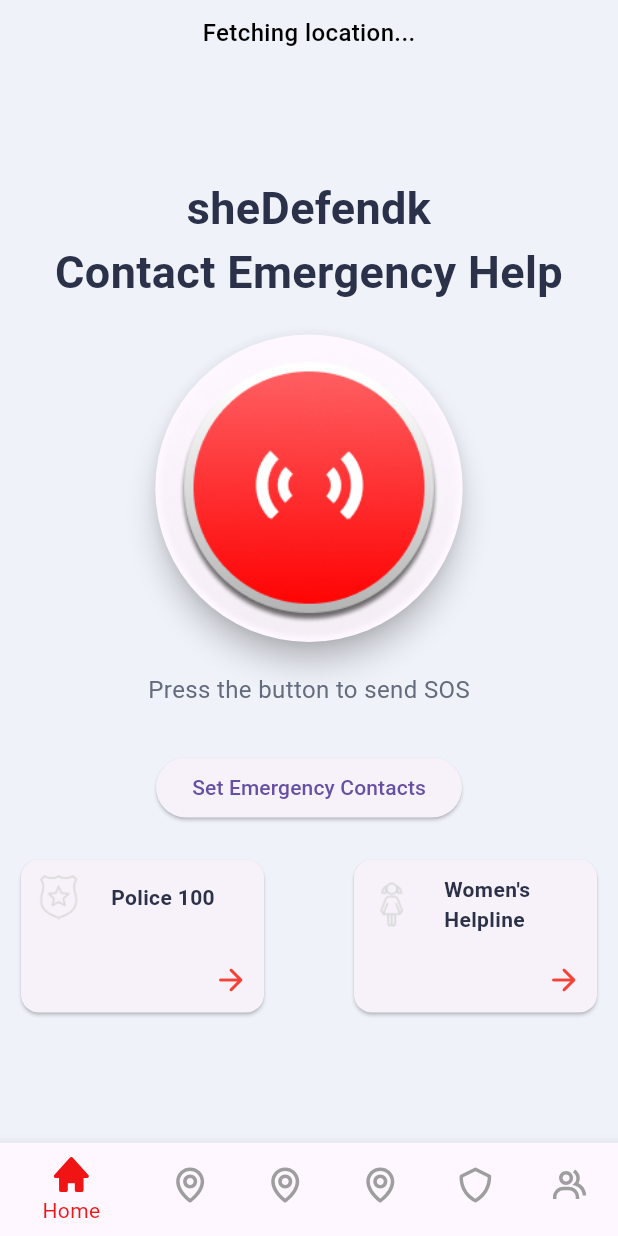
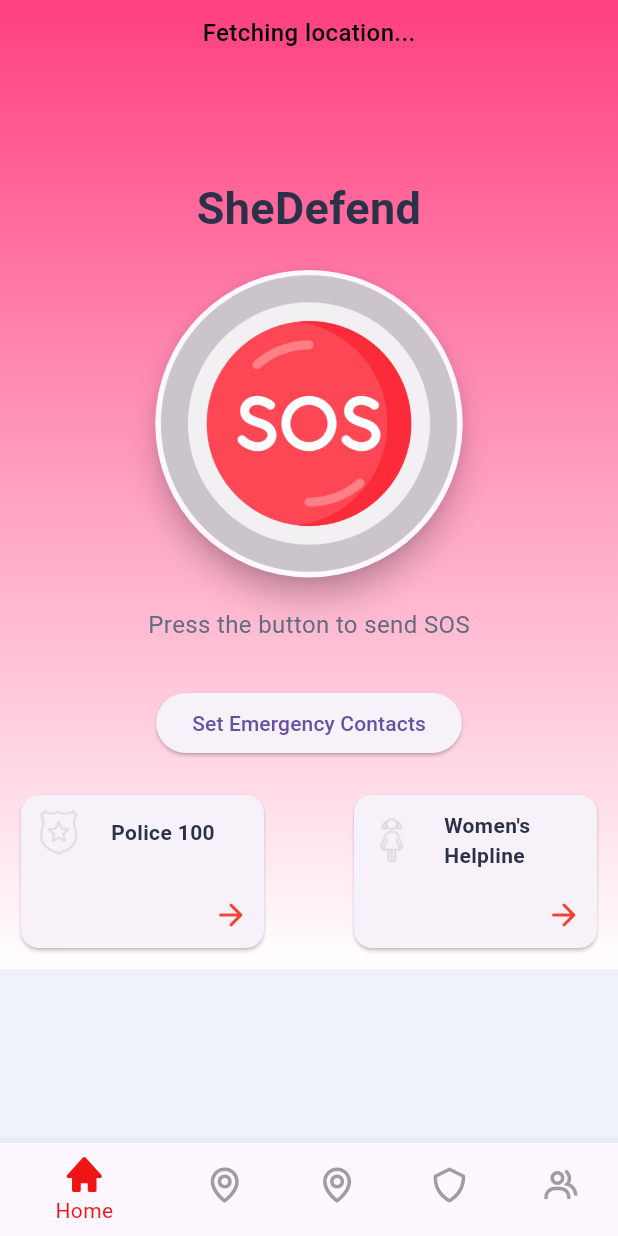
Before and after one commit to anoushka45/sheDefend-womenSafety, a Flutter app: the screen it shows after launch, on a phone screen of 412 x 824 dp. Run offline on Flutter 3.47's test engine with Material 3 defaults, Android fonts, the phone set to English and light mode, and no system bars; our stand-ins replace boxicons, geocoding, geolocator, google_fonts, google_maps_flutter, location and 3 more; missing offline and left inert: android_path_provider, dialog_flowtter, flutter_phone_direct_caller, flutter_polyline_points.

Commit message:
updates in ui

```diff
--- a/lib/Home/home.dart
+++ b/lib/Home/home.dart
@@ -73,7 +73,15 @@ class _HomePageState extends State<HomePage> {
 Widget build(BuildContext context) {
   return SafeArea(
     child: Scaffold(
-        body: Padding(
+      body: Container(
+        decoration: const BoxDecoration(
+          gradient: LinearGradient(
+            begin: Alignment.topCenter,
+            end: Alignment.bottomCenter,
+            colors: [Colors.pinkAccent, Colors.white],
+          ),
+        ),
+        child: Padding(
           padding: const EdgeInsets.all(10.0),
           child: SingleChildScrollView(
             child: Column(
@@ -81,36 +89,24 @@ class _HomePageState extends State<HomePage> {
                 // Display current location at the top of the screen
                 Text(
                   _location,
-                  style: TextStyle(
+                  style: const TextStyle(
                     fontSize: 16,
                     fontWeight: FontWeight.w500,
                     color: Colors.black,
                   ),
                 ),
                 const SizedBox(height: 20),
-
-                //... Existing code (Profile and Safe Location UI)
-
                 const SizedBox(height: 64),
                 Text(
-                  "sheDefendk",
+                  "SheDefend",
                   textAlign: TextAlign.center,
                   style: TextStyle(
                     fontSize: 30,
                     color: Color(ColorsValue().h1),
-                      fontWeight: FontWeight.w600),
+                    fontWeight: FontWeight.w600,
                   ),
-                Text(
-                  "Contact Emergency Help",
-                  textAlign: TextAlign.center,
-                  style: TextStyle(
-                      fontSize: 30,
-                      color: Color(ColorsValue().h1),
-                      fontWeight: FontWeight.w600),
                 ),
                 const SizedBox(height: 20),
-
-                // SOS button code
                 Container(
                   padding: const EdgeInsets.fromLTRB(0, 0, 0, 0),
                   child: Material(
@@ -123,7 +119,7 @@ class _HomePageState extends State<HomePage> {
                         await _sendSosMessage();
                       },
                       child: Ink.image(
-                        image: const AssetImage('assets/images/sos_button.png'),
+                        image: const AssetImage('assets/images/sos.png'),
                         height: 205,
                         width: 205,
                         fit: BoxFit.cover,
@@ -141,8 +137,6 @@ class _HomePageState extends State<HomePage> {
                   ),
                 ),
                 const SizedBox(height: 30),
-
-                // Emergency contacts button
                 ElevatedButton(
                   onPressed: () {
                     Navigator.push(
@@ -151,11 +145,9 @@ class _HomePageState extends State<HomePage> {
                           builder: (context) => EmergencyContactsPage()),
                     );
                   },
-                  child: Text("Set Emergency Contacts"),
+                  child: const Text("Set Emergency Contacts"),
                 ),
                 const SizedBox(height: 20),
-
-                // Police and Women's Helpline buttons
                 Row(
                   mainAxisAlignment: MainAxisAlignment.spaceBetween,
                   children: [
@@ -167,7 +159,8 @@ class _HomePageState extends State<HomePage> {
                         title: "Police 100",
                         assetImg: "assets/images/police_badge.png",
                         number: "7666816225",
-                        )),
+                      ),
+                    ),
                     InkWell(
                       onTap: () {
                         _callNumber("7666816225");
@@ -176,10 +169,12 @@ class _HomePageState extends State<HomePage> {
                         title: "Women's Helpline",
                         assetImg: "assets/images/girl_badge.png",
                         number: "7666816225",
-                        )),
+                      ),
+                    ),
                   ],
                 ),
               ],
+            ),
           ),
         ),
       ),
--- a/lib/pages/sheDefend.dart
+++ b/lib/pages/sheDefend.dart
@@ -18,7 +18,6 @@ class _sheDefendState extends State<sheDefend> {
     const HomePage(),
     const CrimeMap(),
     const CrimeMapTest(),
-    const MapPage(),
     const ToolsPage(),
     const CommunityPage(),
   ];
@@ -71,17 +70,17 @@ class _sheDefendState extends State<sheDefend> {
             ),
             label: "CrimeMapTest",
           ),
-          BottomNavigationBarItem(
-            activeIcon: Icon(
-              Boxicons.bxs_map,
-              color: Color(ColorsValue().secondary),
-            ),
-            icon: const Icon(
-              Boxicons.bx_map,
-              color: Colors.grey,
-            ),
-            label: "Map",
-          ),
+          // BottomNavigationBarItem(
+          //   activeIcon: Icon(
+          //     Boxicons.bxs_map,
+          //     color: Color(ColorsValue().secondary),
+          //   ),
+          //   icon: const Icon(
+          //     Boxicons.bx_map,
+          //     color: Colors.grey,
+          //   ),
+          //   label: "Map",
+          // ),
           BottomNavigationBarItem(
             activeIcon: Icon(
               Boxicons.bxs_shield,
```
Also changed, not shown: lib/tools/tools.dart (+3 -23 lines), assets/images/sos.png (added), assets/images/w-banner.jpg (added). Lines whose indentation alone changed are shown as unchanged.
